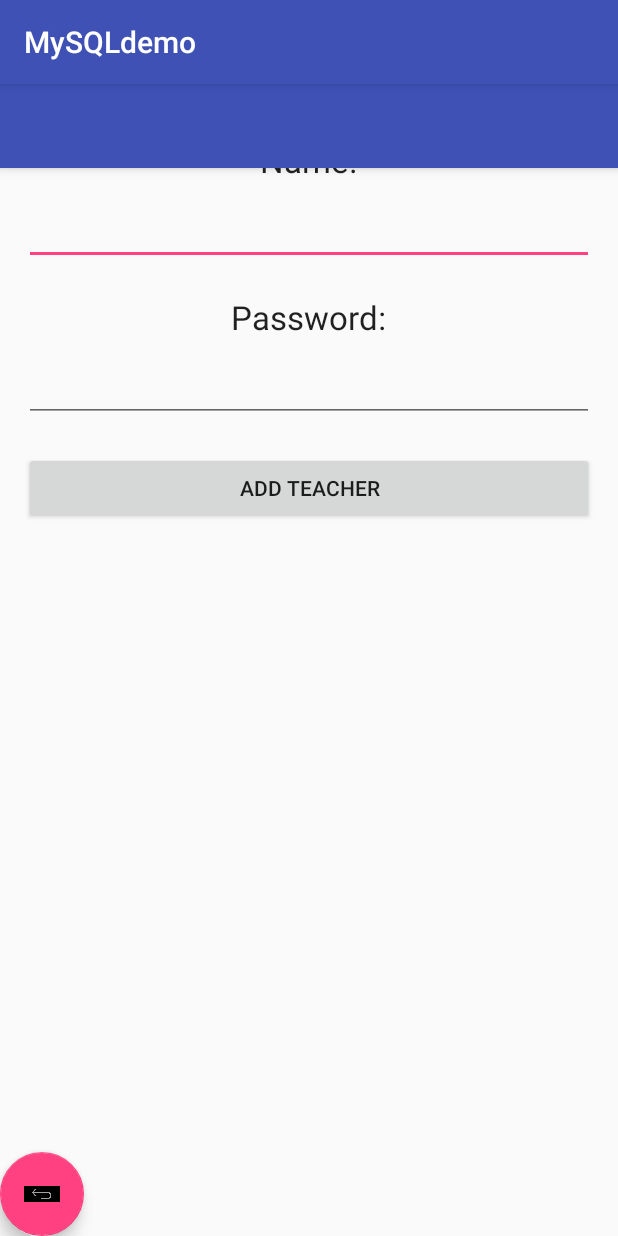
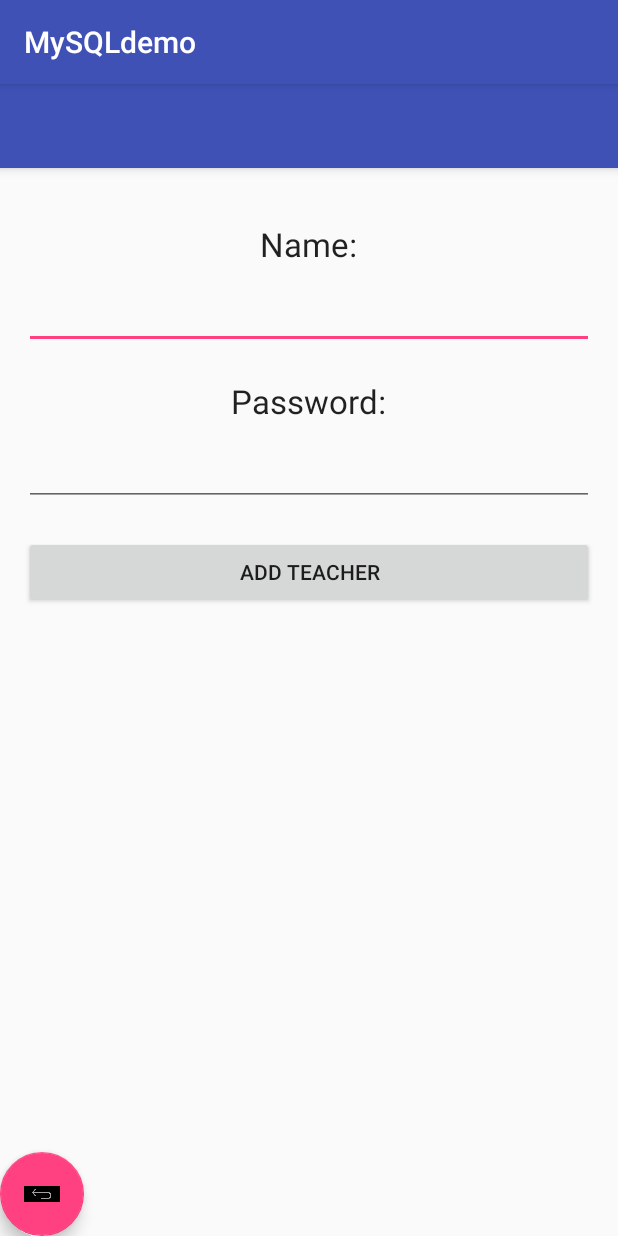
Before and after one commit to sabrinthamed/harmonyTeacher, an Android app: the AddTeacher screen opened directly, with no data from a screen before it, on a phone screen of 412 x 824 dp. Run offline under Robolectric (Android 15) with nearby library versions, the phone set to English and light mode, and no system bars.

Commit message:
Fixed php
Fixed Add teacher, add student, and student list

```diff
--- a/app/src/main/java/com/example/jhoang/mysqldemo/AddStudents.java
+++ b/app/src/main/java/com/example/jhoang/mysqldemo/AddStudents.java
@@ -29,8 +29,6 @@ public class AddStudents extends AppCompatActivity {
         username = extraIntent.getStringExtra("username");
         password = extraIntent.getStringExtra("password");
 
-       Toolbar toolbar = (Toolbar) findViewById(R.id.toolbar);
-        setSupportActionBar(toolbar);
 
       //  StudentIDET = (EditText)findViewById(R.id.etStudentID);
         NameET = (EditText)findViewById(R.id.etName);
@@ -50,7 +48,6 @@ public class AddStudents extends AppCompatActivity {
     }
 
     public void OnAddStudent(View view){
-        String StudentIDETstring = StudentIDET.getText().toString();
         String NameETstring = NameET.getText().toString();
         String UsernameETstring = UsernameET.getText().toString();
         String PasswordETstring = PasswordET.getText().toString();
--- a/app/src/main/java/com/example/jhoang/mysqldemo/AddStudentsBackground.java
+++ b/app/src/main/java/com/example/jhoang/mysqldemo/AddStudentsBackground.java
@@ -62,7 +62,6 @@ public class AddStudentsBackground extends AsyncTask<String,Void,String> {
                 String post_data = (
                         URLEncoder.encode("username","UTF-8")+"="+URLEncoder.encode(username,"UTF-8")+"&"+
                         URLEncoder.encode("password","UTF-8")+"="+URLEncoder.encode(password,"UTF-8")+"&"+
-                       // URLEncoder.encode("studentID","UTF-8")+"="+URLEncoder.encode(studentID,"UTF-8")+"&"+
                         URLEncoder.encode("name","UTF-8")+"="+URLEncoder.encode(name,"UTF-8")+"&"+
                         URLEncoder.encode("usernamenew","UTF-8")+"="+URLEncoder.encode(usernamenew,"UTF-8")+"&"+
                         URLEncoder.encode("passwordnew","UTF-8")+"="+URLEncoder.encode(passwordnew,"UTF-8")+"&"+
--- a/app/src/main/java/com/example/jhoang/mysqldemo/AddTeacher.java
+++ b/app/src/main/java/com/example/jhoang/mysqldemo/AddTeacher.java
@@ -8,12 +8,7 @@ import android.view.View;
 import android.widget.EditText;
 
 public class AddTeacher extends AppCompatActivity {
-    EditText StudentIDET, NameET, UsernameET, PasswordET, InstrumentET, ClassET, FieldNumET;
- //   String username;
-  //  String password;
-  //  ListView lv;
-
-  //  String[] names = {"Jason", "Alex", "Tim"};
+    EditText NameET, PasswordET;
 
     Context context;
 
@@ -22,20 +17,8 @@ public class AddTeacher extends AppCompatActivity {
         super.onCreate(savedInstanceState);
         setContentView(R.layout.activity_add_teacher);
 
-     //   Intent extraIntent = getIntent();
-     //   username = extraIntent.getStringExtra("username");
-     //   password = extraIntent.getStringExtra("password");
-
-//        Toolbar toolbar = (Toolbar) findViewById(R.id.toolbar);
-//        setSupportActionBar(toolbar);
-
-        //  StudentIDET = (EditText)findViewById(R.id.etStudentID);
         NameET = (EditText)findViewById(R.id.etNameTeacher);
-        //UsernameET = (EditText)findViewById(R.id.etUsername);
         PasswordET = (EditText)findViewById(R.id.etPasswordTeacher);
-        //InstrumentET = (EditText)findViewById(R.id.etInstrument);
-        //ClassET = (EditText)findViewById(R.id.etCLass);
-        //FieldNumET = (EditText)findViewById(R.id.etFieldNumber);
 
         FloatingActionButton fab = (FloatingActionButton) findViewById(R.id.fab);
         fab.setOnClickListener(new View.OnClickListener() {
@@ -47,14 +30,9 @@ public class AddTeacher extends AppCompatActivity {
     }
 
     public void OnAddTeacher(View view){
-       // String StudentIDETstring = StudentIDET.getText().toString();
         String NameETstring = NameET.getText().toString();
-       // String UsernameETstring = UsernameET.getText().toString();
         String PasswordETstring = PasswordET.getText().toString();
-       // String InstrumentETstring = InstrumentET.getText().toString();
-       // String ClassETstring = ClassET.getText().toString();
-       // String FieldNumETstring = FieldNumET.getText().toString();
-        // Toast.makeText(context, "send", Toast.LENGTH_LONG).show();
+
         String type = "add";
         AddTeacherBackground addTeacherBackground = new AddTeacherBackground(this);
         addTeacherBackground.execute(type, NameETstring, PasswordETstring);
--- a/app/src/main/java/com/example/jhoang/mysqldemo/BackgroundStudentsList.java
+++ b/app/src/main/java/com/example/jhoang/mysqldemo/BackgroundStudentsList.java
@@ -76,8 +76,8 @@ public class BackgroundStudentsList extends AsyncTask<String, MessagesStudentsLi
                 stringBuilder.append(line+"\n");
             }
             httpURLConnection.disconnect();
-            String json_string = stringBuilder.toString().trim();
-            JSONObject jsonObject = new JSONObject(json_string);
+            String json_string1 = stringBuilder.toString().trim();
+            JSONObject jsonObject = new JSONObject(json_string1);
             JSONArray jsonArray = jsonObject.getJSONArray("server_response");
             int count = 0;
             while (count < jsonArray.length())
@@ -89,7 +89,7 @@ public class BackgroundStudentsList extends AsyncTask<String, MessagesStudentsLi
                 Thread.sleep(200);
             }
 
-            Log.d("JSON STRING",json_string);
+            Log.d("JSON STRING",json_string1);
 
         } catch (MalformedURLException e) {
             e.printStackTrace();
--- a/app/src/main/java/com/example/jhoang/mysqldemo/MainPageSelectionActivity.java
+++ b/app/src/main/java/com/example/jhoang/mysqldemo/MainPageSelectionActivity.java
@@ -57,6 +57,7 @@ public class MainPageSelectionActivity extends AppCompatActivity {
      //   btneditcoordinatesheet =(Button)findViewById(R.id.button_editcoordinatesheet);
         btnMusicBook = (Button)findViewById(R.id.button_musicbook);
         btnCoordinateBook = (Button)findViewById(R.id.button_coordinatebook);
+        btnStudentsList = (Button)findViewById(R.id.btnStudentsList);
 
         btnMusicBook.setOnClickListener(
                 new View.OnClickListener(){
@@ -82,7 +83,6 @@ public class MainPageSelectionActivity extends AppCompatActivity {
                 }
         );
 
-        btnStudentsList = (Button)findViewById(R.id.btnStudentsList);
         btnStudentsList.setOnClickListener(
                 new View.OnClickListener(){
                     @Override
--- a/app/src/main/java/com/example/jhoang/mysqldemo/MusicSelectionActivity.java
+++ b/app/src/main/java/com/example/jhoang/mysqldemo/MusicSelectionActivity.java
@@ -26,7 +26,7 @@ public class MusicSelectionActivity extends AppCompatActivity {
     ArrayList<ImageModel> data = new ArrayList<>();
 
     public static String IMGS[] = {
-            "http://i.imgur.com/RRUe0Mo.png?q=80&fm=jpg&w=1080&fit=max&s=4b703b77b42e067f949d14581f35019b",
+            "http://novaelite4901.com/BD14.jpg?q=80&fm=jpg&w=1080&fit=max&s=4b703b77b42e067f949d14581f35019b",
             "https://images.unsplash.com/photo-1439546743462-802cabef8e97?dpr=2&fit=crop&fm=jpg&h=725&q=50&w=1300",
             "https://images.unsplash.com/photo-1441155472722-d17942a2b76a?q=80&fm=jpg&w=1080&fit=max&s=80cb5dbcf01265bb81c5e8380e4f5cc1",
             "https://images.unsplash.com/photo-1437651025703-2858c944e3eb?dpr=2&fit=crop&fm=jpg&h=725&q=50&w=1300",
--- a/app/src/main/java/com/example/jhoang/mysqldemo/StudentsList.java
+++ b/app/src/main/java/com/example/jhoang/mysqldemo/StudentsList.java
@@ -27,8 +27,6 @@ public class StudentsList extends AppCompatActivity {
         username = extraIntent.getStringExtra("username");
         password = extraIntent.getStringExtra("password");
 
-        Toolbar toolbar = (Toolbar) findViewById(R.id.toolbar);
-        setSupportActionBar(toolbar);
 
         OnClickButtonListener();
 
--- a/app/src/main/res/layout/activity_add_teacher.xml
+++ b/app/src/main/res/layout/activity_add_teacher.xml
@@ -5,7 +5,7 @@
     android:layout_width="match_parent"
     android:layout_height="match_parent"
     android:fitsSystemWindows="true"
-    tools:context="com.example.jhoang.mysqldemo.AddStudents">
+    tools:context="com.example.jhoang.mysqldemo.AddTeacher">
 
     <android.support.design.widget.AppBarLayout
         android:layout_width="match_parent"
@@ -13,7 +13,7 @@
         android:theme="@style/AppTheme.AppBarOverlay">
 
         <android.support.v7.widget.Toolbar
-            android:id="@+id/toolbarAddStudents"
+            android:id="@+id/toolbarAddTeacher"
             android:layout_width="match_parent"
             android:layout_height="?attr/actionBarSize"
             android:background="?attr/colorPrimary"
--- a/app/src/main/res/layout/activity_students_list.xml
+++ b/app/src/main/res/layout/activity_students_list.xml
@@ -16,7 +16,6 @@
         android:layout_width="match_parent"
         android:layout_height="wrap_content"
         android:id="@+id/recyclerViewStudent"
-        android:layout_alignParentStart="false"
         android:layout_alignParentEnd="true"
         android:layout_alignParentBottom="false"
         android:layout_alignParentTop="false"
--- a/app/src/main/res/layout/content_add_teacher.xml
+++ b/app/src/main/res/layout/content_add_teacher.xml
@@ -1,7 +1,4 @@
 <?xml version="1.0" encoding="utf-8"?>
-<ScrollView xmlns:android="http://schemas.android.com/apk/res/android"
-    android:layout_width="match_parent"
-    android:layout_height="match_parent" >
     <RelativeLayout xmlns:android="http://schemas.android.com/apk/res/android"
         xmlns:app="http://schemas.android.com/apk/res-auto"
         xmlns:tools="http://schemas.android.com/tools"
@@ -13,8 +10,8 @@
         android:paddingRight="@dimen/activity_horizontal_margin"
         android:paddingTop="@dimen/activity_vertical_margin"
         app:layout_behavior="@string/appbar_scrolling_view_behavior"
-        tools:context="com.example.jhoang.mysqldemo.AddStudents"
-        tools:showIn="@layout/activity_add_students">
+        tools:context="com.example.jhoang.mysqldemo.AddTeacher"
+        tools:showIn="@layout/activity_add_teacher">
 
 
         <TextView
@@ -66,4 +63,3 @@
             android:layout_below="@+id/etPasswordTeacher" />
 
     </RelativeLayout>
-</ScrollView>
```
Also changed, not shown: app/src/main/java/com/example/jhoang/mysqldemo/AddTeacherBackground.java (+2 -28 lines).
